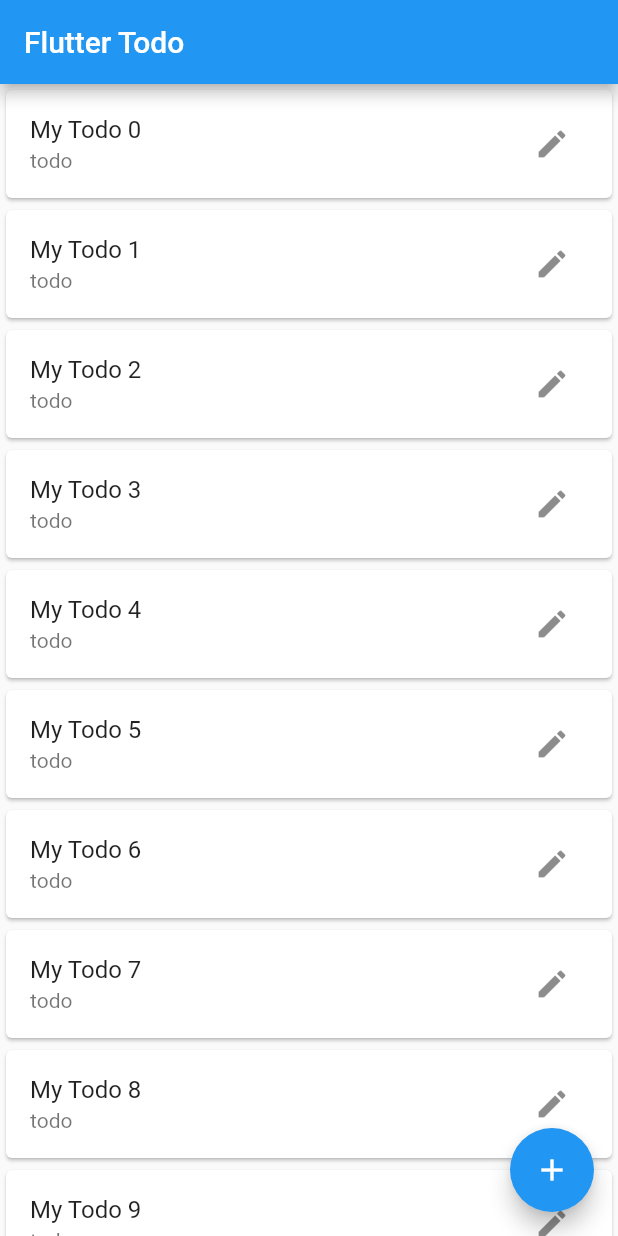
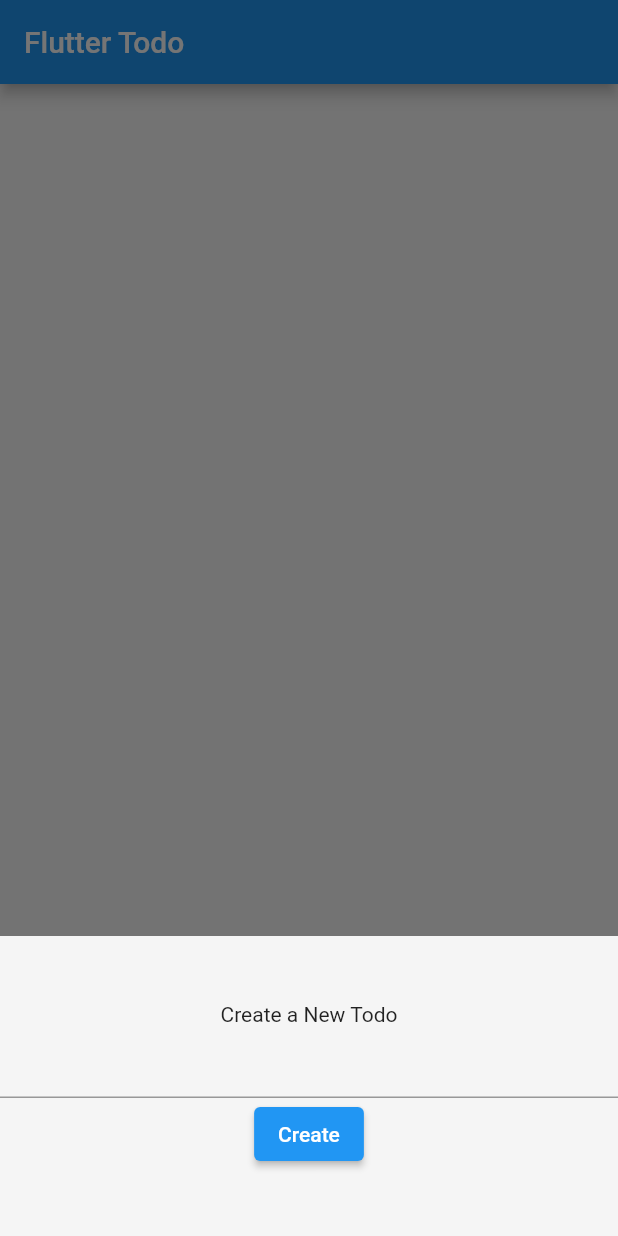
Before and after one commit to mongodben/flutter_todo, a Flutter app: the screen it shows after launch, after a tap on the "add" icon, on a phone screen of 412 x 824 dp. Run offline on Flutter 3.47's test engine with Material 2 defaults, Android fonts, the phone set to English and light mode, and no system bars.

Commit message:
add application context and add todo functionality

```diff
--- /dev/null
+++ b/lib/components/create_todo.dart
@@ -0,0 +1,87 @@
+import 'package:flutter/material.dart';
+import 'package:provider/provider.dart';
+import '../todo_model.dart';
+
+class CreateTodo extends StatelessWidget {
+  const CreateTodo({Key? key}) : super(key: key);
+
+  @override
+  Widget build(BuildContext context) {
+    return Consumer<TodoModel>(
+      builder: (context, todosModel, child) {
+
+        void handlePressed() {
+          // TODO: make the ModalBottomSheet go up with keyboard
+          showModalBottomSheet(
+            context: context,
+            builder: (BuildContext context) {
+              return const CreateTodoForm();
+            },
+          );
+        }
+
+        return FloatingActionButton(
+          onPressed: handlePressed,
+          tooltip: 'Add',
+          child: const Icon(Icons.add),
+        );
+      },
+    );
+  }
+}
+
+class CreateTodoForm extends StatefulWidget {
+  const CreateTodoForm({Key? key}) : super(key: key);
+
+  @override
+  _CreateTodoFormState createState() => _CreateTodoFormState();
+}
+
+class _CreateTodoFormState extends State<CreateTodoForm> {
+  final _formKey = GlobalKey<FormState>();
+
+  @override
+  Widget build(BuildContext context) {
+    return Consumer<TodoModel>(
+      builder: (context, todosModel, child) {
+        final todoEditingController = TextEditingController();
+        void _addTodo(String todoName) {
+          todosModel.create(todoName);
+        }
+        return Container(
+          height: 200,
+          color: Colors.grey.shade100,
+          child: Center(
+              child: Form(
+            key: _formKey,
+            child: Column(
+              mainAxisAlignment: MainAxisAlignment.center,
+              mainAxisSize: MainAxisSize.min,
+              children: <Widget>[
+                const Text('Create a New Todo'),
+                TextFormField(
+                  controller: todoEditingController,
+                  validator: (value) {
+                    if (value == null || value.isEmpty) {
+                      return 'Please enter some text';
+                    }
+                    return null;
+                  },
+                ),
+                ElevatedButton(
+                  child: const Text('Create'),
+                  onPressed: () {
+                    if (_formKey.currentState!.validate()) {
+                      _addTodo(todoEditingController.text);
+                      Navigator.pop(context);
+                    }
+                  },
+                )
+              ],
+            ),
+          )),
+        );
+      },
+    );
+  }
+}
--- a/lib/main.dart
+++ b/lib/main.dart
@@ -1,12 +1,16 @@
 import 'package:flutter/material.dart';
-import './todo_list.dart';
+import 'package:provider/provider.dart';
+import 'todo_model.dart';
+import 'components/todo_list.dart';
+import 'components/create_todo.dart';
 
 void main() {
-  runApp(const MyApp());
+  runApp(ChangeNotifierProvider(
+      create: (context) => TodoModel(), child: const App()));
 }
 
-class MyApp extends StatelessWidget {
-  const MyApp({Key? key}) : super(key: key);
+class App extends StatelessWidget {
+  const App({Key? key}) : super(key: key);
 
   // This widget is the root of your application.
   @override
@@ -14,72 +18,30 @@ class MyApp extends StatelessWidget {
     return MaterialApp(
       title: 'Flutter Todo',
       theme: ThemeData(
-        // This is the theme of your application.
-        //
-        // Try running your application with "flutter run". You'll see the
-        // application has a blue toolbar. Then, without quitting the app, try
-        // changing the primarySwatch below to Colors.green and then invoke
-        // "hot reload" (press "r" in the console where you ran "flutter run",
-        // or simply save your changes to "hot reload" in a Flutter IDE).
-        // Notice that the counter didn't reset back to zero; the application
-        // is not restarted.
         primarySwatch: Colors.blue,
       ),
-      home: const MyHomePage(title: 'Flutter Todo'),
+      home: const HomePage(title: 'Flutter Todo'),
     );
   }
 }
 
-class MyHomePage extends StatefulWidget {
-  const MyHomePage({Key? key, required this.title}) : super(key: key);
-
-  // This widget is the home page of your application. It is stateful, meaning
-  // that it has a State object (defined below) that contains fields that affect
-  // how it looks.
-
-  // This class is the configuration for the state. It holds the values (in this
-  // case the title) provided by the parent (in this case the App widget) and
-  // used by the build method of the State. Fields in a Widget subclass are
-  // always marked "final".
-
+class HomePage extends StatefulWidget {
+  const HomePage({Key? key, required this.title}) : super(key: key);
   final String title;
 
   @override
-  State<MyHomePage> createState() => _MyHomePageState();
+  State<HomePage> createState() => _HomePageState();
 }
 
-class _MyHomePageState extends State<MyHomePage> {
-  int _counter = 0;
-
-  void _incrementCounter() {
-    setState(() {
-      // This call to setState tells the Flutter framework that something has
-      // changed in this State, which causes it to rerun the build method below
-      // so that the display can reflect the updated values. If we changed
-      // _counter without calling setState(), then the build method would not be
-      // called again, and so nothing would appear to happen.
-      _counter++;
-    });
-  }
-
+class _HomePageState extends State<HomePage> {
   @override
   Widget build(BuildContext context) {
-    // This method is rerun every time setState is called, for instance as done
-    // by the _incrementCounter method above.
-    //
-    // The Flutter framework has been optimized to make rerunning build methods
-    // fast, so that you can just rebuild anything that needs updating rather
-    // than having to individually change instances of widgets.
     return Scaffold(
       appBar: AppBar(
         title: Text(widget.title),
       ),
       body: TodoList(),
-      floatingActionButton: FloatingActionButton(
-        onPressed: _incrementCounter,
-        tooltip: 'Add',
-        child: const Icon(Icons.add),
-      ), // This trailing comma makes auto-formatting nicer for build methods.
+      floatingActionButton: const CreateTodo(),
     );
   }
 }
--- a/lib/todo.dart
+++ b/lib/todo.dart
@@ -1,5 +1,5 @@
 class Todo {
-  int id;
+  String id;
   String name;
   TodoStatus status;
 
--- a/lib/todo_list.dart
+++ /dev/null
@@ -1,120 +0,0 @@
-import 'package:flutter/material.dart';
-import './todo.dart';
-
-List<Todo> _todoListGenerator(int amountToGenerate) {
-  List<Todo> todos = [];
-  for (var i = 0; i < amountToGenerate; i++) {
-    todos.add(Todo(id: i, name: 'My Todo $i'));
-  }
-
-  return todos;
-}
-
-class TodoList extends StatefulWidget {
-  const TodoList({Key? key}) : super(key: key);
-
-  @override
-  _TodoListState createState() => _TodoListState();
-}
-
-class _TodoListState extends State<TodoList> {
-  final _myTodos = _todoListGenerator(80);
-  @override
-  Widget build(BuildContext context) {
-    return SizedBox(
-      height: double.infinity,
-      child: ListView.builder(
-          itemCount: _myTodos.length,
-          itemBuilder: (_, i) {
-            final todo = _myTodos[i];
-            return _TodoView(todo.name, todo.status);
-          }),
-    );
-  }
-}
-
-class _TodoView extends StatefulWidget {
-  final String name;
-  final TodoStatus status;
-
-  const _TodoView(this.name, this.status, {Key? key}) : super(key: key);
-
-  @override
-  __TodoViewState createState() => __TodoViewState();
-}
-
-class __TodoViewState extends State<_TodoView> {
-  final _formKey = GlobalKey<FormState>();
-  var _modalOpen = false;
-
-  void setModalOpen(bool modalState) {
-    setState(() {
-      _modalOpen = modalState;
-    });
-    // TODO: return to this when i better understand how to handle dialog
-    // has to do w Navigator context smthn
-    // ref: https://stackoverflow.com/questions/50683524/how-to-dismiss-flutter-dialog
-    showDialog(
-      context: context,
-      builder: (BuildContext context) {
-        return AlertDialog(
-          content: Stack(
-            overflow: Overflow.visible,
-            children: <Widget>[
-              Positioned(
-                right: -40.0,
-                top: -40.0,
-                child: InkResponse(
-                  onTap: () {
-                    Navigator.of(context).pop();
-                  },
-                  child: CircleAvatar(
-                    child: Icon(Icons.close),
-                    backgroundColor: Colors.grey.shade300,
-                  ),
-                ),
-              ),
-              Form(
-                key: _formKey,
-                child: Column(
-                  mainAxisSize: MainAxisSize.min,
-                  children: <Widget>[
-                    Padding(
-                      padding: EdgeInsets.all(8.0),
-                      child: TextFormField(),
-                    ),
-                    Padding(
-                      padding: EdgeInsets.all(8.0),
-                      child: TextFormField(),
-                    ),
-                    Padding(
-                      padding: const EdgeInsets.all(8.0),
-                      child: RaisedButton(
-                        child: Text("Submit"),
-                        onPressed: () {
-                          if (true) {
-                            print('ok');
-                          }
-                        },
-                      ),
-                    )
-                  ],
-                ),
-              ),
-            ],
-          ),
-        );
-      });
-  }
-
-  @override
-  Widget build(BuildContext context) {
-    return Card(
-      child: ListTile(
-        title: Text(widget.name),
-        subtitle: Text(widget.status.val),
-        trailing: IconButton(icon: const Icon(Icons.edit), onPressed: () => setModalOpen(true)),
-      ),
-    );
-  }
-}
--- a/pubspec.yaml
+++ b/pubspec.yaml
@@ -3,7 +3,7 @@ description: A new Flutter project.
 
 # The following line prevents the package from being accidentally published to
 # pub.dev using `flutter pub publish`. This is preferred for private packages.
-publish_to: 'none' # Remove this line if you wish to publish to pub.dev
+publish_to: "none" # Remove this line if you wish to publish to pub.dev
 
 # The following defines the version and build number for your application.
 # A version number is three numbers separated by dots, like 1.2.43
@@ -29,7 +29,8 @@ environment:
 dependencies:
   flutter:
     sdk: flutter
-
+  provider: ^6.0.0
+  uuid: 3.0.5
 
   # The following adds the Cupertino Icons font to your application.
   # Use with the CupertinoIcons class for iOS style icons.
@@ -51,7 +52,6 @@ dev_dependencies:
 
 # The following section is specific to Flutter.
 flutter:
-
   # The following line ensures that the Material Icons font is
   # included with your application, so that you can use the icons in
   # the material Icons class.
```
Also changed, not shown: lib/components/todo_list.dart (added, +122 -0 lines), lib/todo_model.dart (added, +69 -0 lines), lib/components/modify_todo.dart (added), lib/modify_todo.dart (deleted), pubspec.lock, 1 other file.
